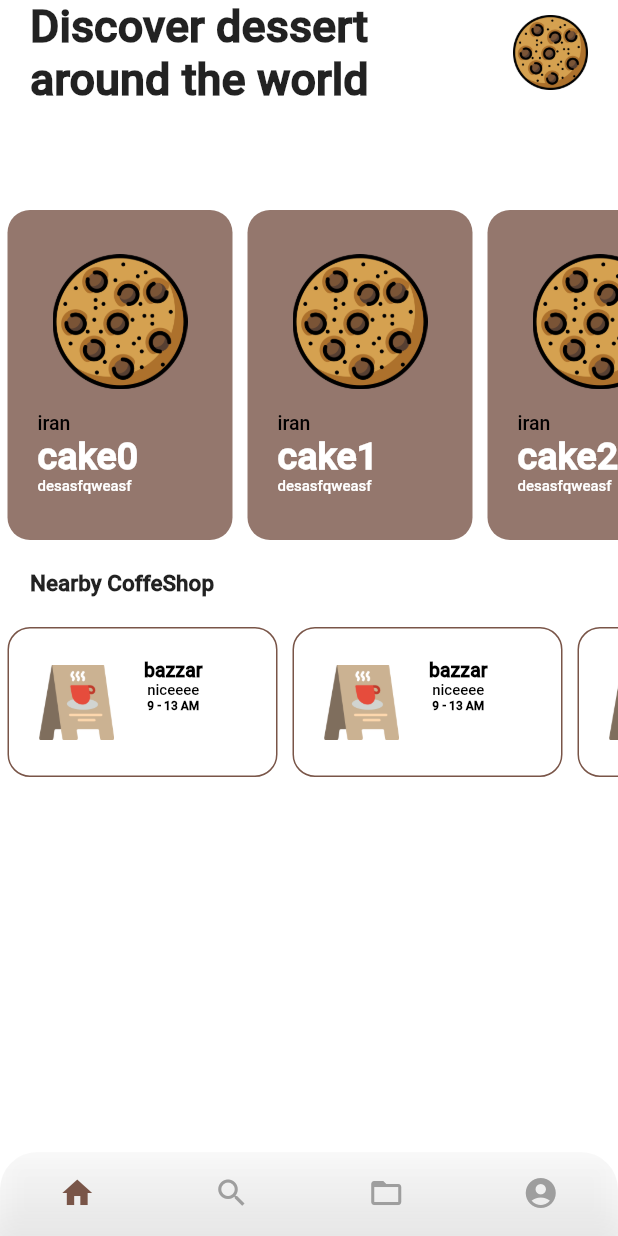
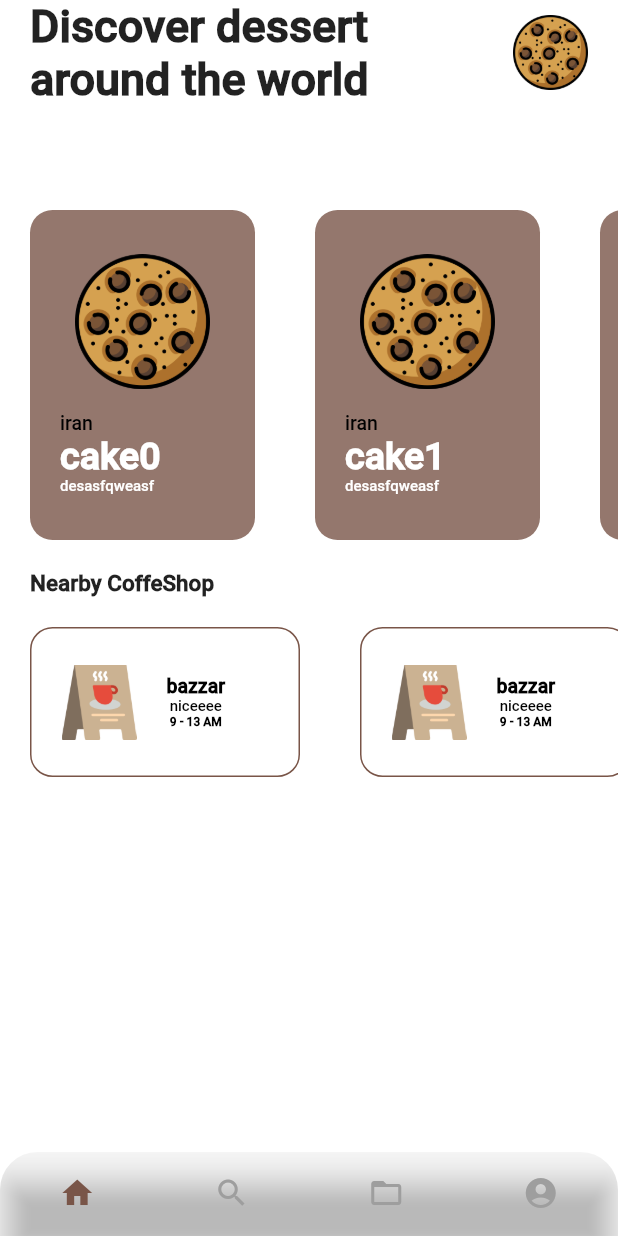
Before and after one commit to mahmoud-eslami/dessert_time, a Flutter app: the screen it shows after launch, on a phone screen of 412 x 824 dp. Run offline on Flutter 3.47's test engine with Material 2 defaults, Android fonts, the phone set to English and light mode, and no system bars; our stand-ins replace bloc, dio, equatable, flutter_bloc.

Commit message:
add mainAxisAlignment to Column in ShopItem

```diff
--- a/lib/pages/discovery.dart
+++ b/lib/pages/discovery.dart
@@ -176,7 +176,7 @@ class ShopItem extends StatelessWidget {
   @override
   Widget build(BuildContext context) {
     return Padding(
-      padding: EdgeInsets.symmetric(horizontal: 5),
+      padding: EdgeInsets.symmetric(horizontal: 20),
       child: Container(
         height: 80,
         width: 180,
@@ -197,6 +197,7 @@ class ShopItem extends StatelessWidget {
                 width: 20,
               ),
               Column(
+                mainAxisAlignment: MainAxisAlignment.center,
                 children: <Widget>[
                   Text(
                     shopName,
@@ -242,7 +243,7 @@ class DessertItem extends StatelessWidget {
   @override
   Widget build(BuildContext context) {
     return Padding(
-      padding: EdgeInsets.symmetric(horizontal: 5),
+      padding: EdgeInsets.symmetric(horizontal: 20),
       child: Container(
         height: 220,
         width: 150,
--- a/lib/pages/main_page.dart
+++ b/lib/pages/main_page.dart
@@ -41,7 +41,6 @@ class _MainPageState extends State<MainPage> {
           currentIndex: _currentIndex,
           showSelectedLabels: false,
           showUnselectedLabels: false,
-          elevation: 30,
           backgroundColor: Colors.transparent,
           onTap: onTabTapped,
           selectedIconTheme: IconThemeData(color: AppColor.bottomNavSelectedIcon),
```
